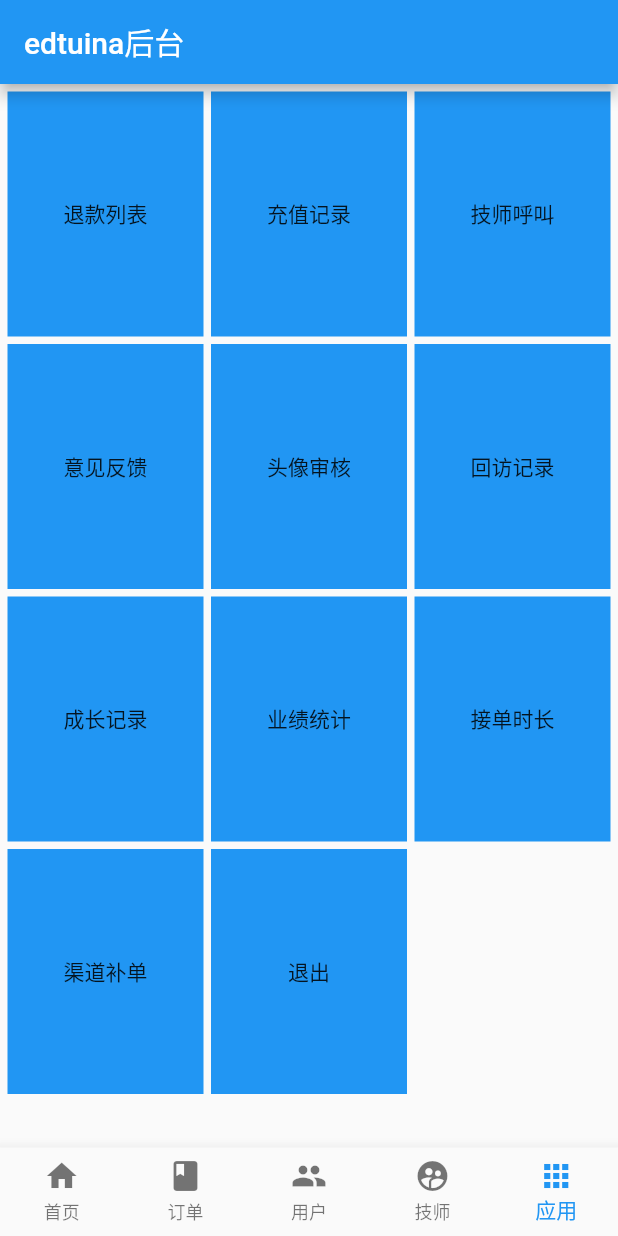
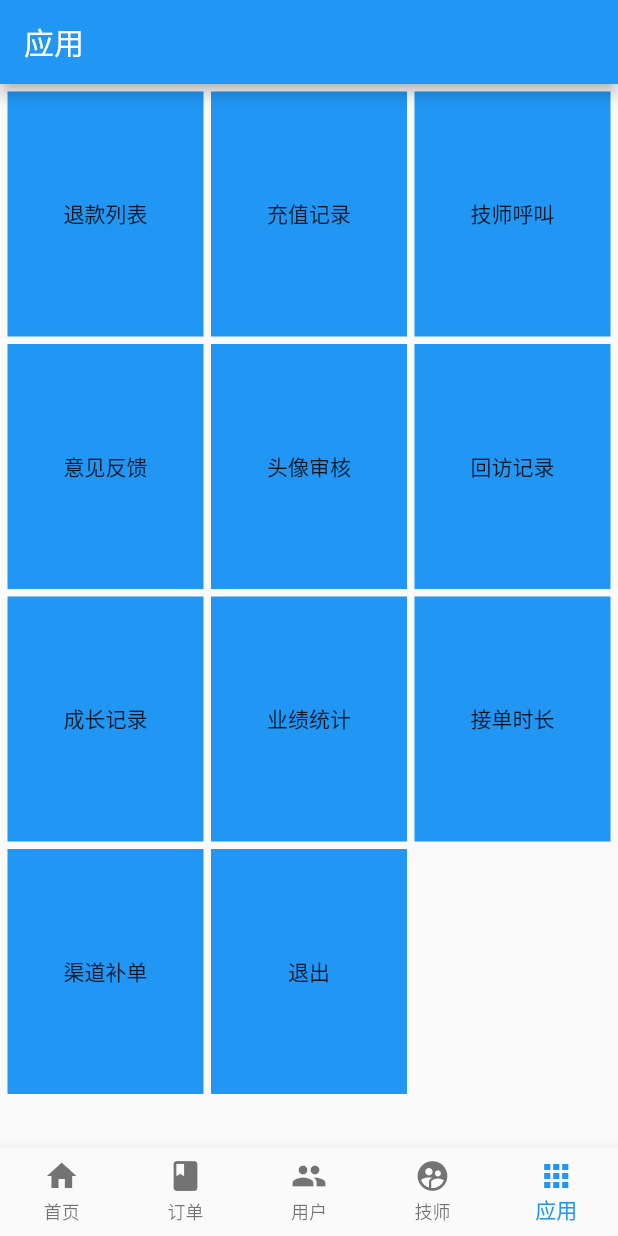
Before and after one commit to ShyGodB/flutter_admin_app, a Flutter app: the screen it shows after launch, item 5 of the bottom bar chosen, on a phone screen of 412 x 824 dp. Run offline on Flutter 3.47's test engine with Material 2 defaults, Android fonts, the phone set to English and light mode, and no system bars; our stand-ins replace dio; network calls fail.

Commit message:
update tabs

```diff
--- a/lib/pages/Tabs.dart
+++ b/lib/pages/Tabs.dart
@@ -23,10 +23,12 @@ class _TabState extends State<Tabs> {
     AppPage(),
   ];
 
+  List _titleList = ['主页', '订单', '用户', '技师', '应用'];
+
   @override
   Widget build(BuildContext context) {
     return Scaffold(
-        appBar: AppBar(title: Text('edtuina后台')),
+        appBar: AppBar(title: Text(this._titleList[this._currentIndex])),
         body: this._pageList[this._currentIndex],
         bottomNavigationBar: BottomNavigationBar(
           items: [
```
